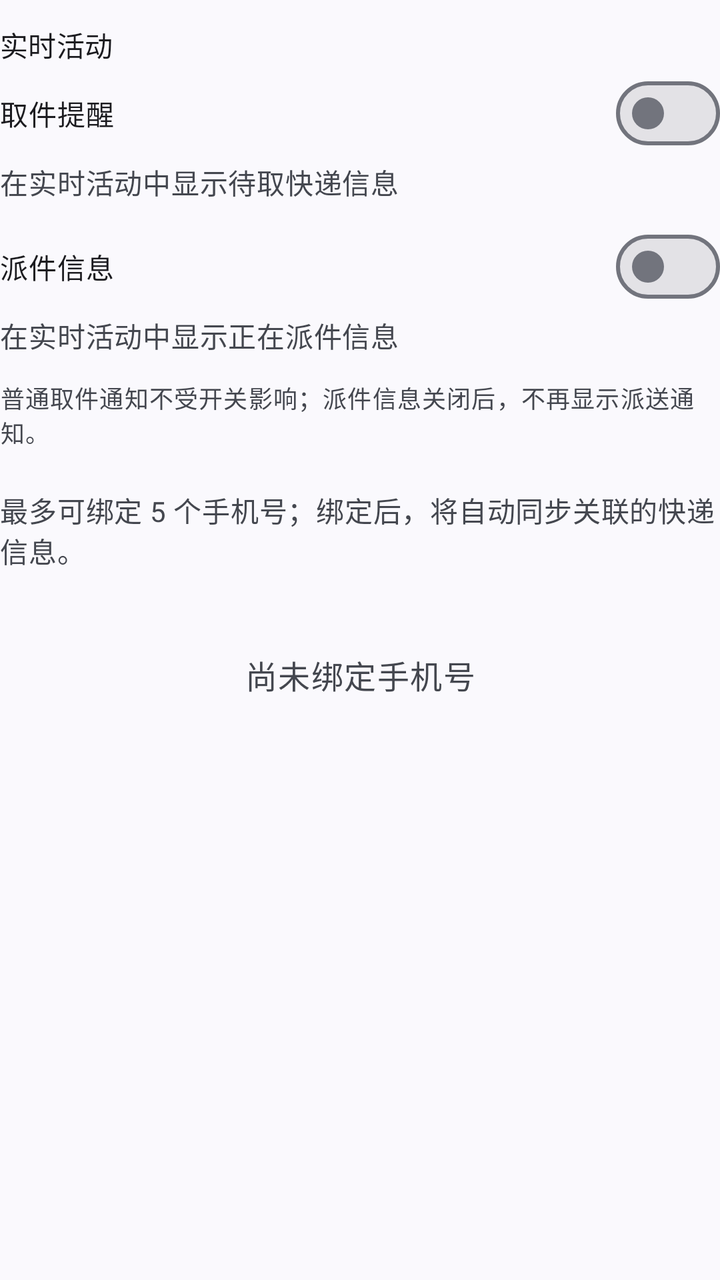
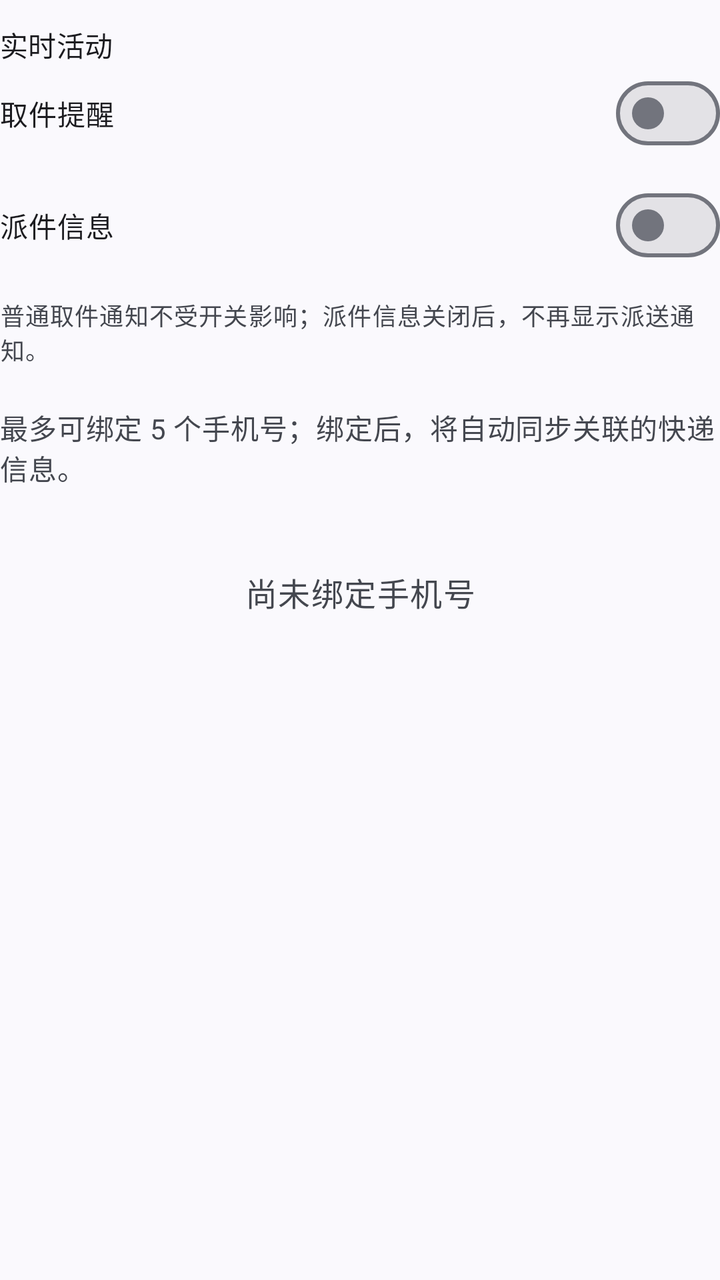

An Android layout rendered at two revisions. The XML below is the earlier revision; the diff shows what the commit changed to produce the second picture.
<!-- AndroidManifest.xml: application theme AppTheme -->
<!-- res/layout/header_express_manager.xml -->
<?xml version="1.0" encoding="utf-8"?>
<LinearLayout xmlns:android="http://schemas.android.com/apk/res/android"
    android:layout_width="match_parent"
    android:layout_height="wrap_content"
    android:orientation="vertical"
    android:paddingTop="12dp"
    android:paddingBottom="20dp">

    <TextView
        android:layout_width="match_parent"
        android:layout_height="wrap_content"
        android:accessibilityHeading="true"
        android:text="@string/live_activities"
        android:textAppearance="@style/TextAppearance.Material3.TitleSmall"
        android:textColor="?attr/colorOnSurface" />

    <com.google.android.material.materialswitch.MaterialSwitch
        android:id="@+id/live_pickup"
        android:layout_width="match_parent"
        android:layout_height="wrap_content"
        android:minHeight="48dp"
        android:text="@string/live_pickup" />

    <TextView
        android:layout_width="match_parent"
        android:layout_height="wrap_content"
        android:text="@string/live_pickup_summary"
        android:textAppearance="@style/TextAppearance.Material3.BodyMedium"
        android:textColor="?attr/colorOnSurfaceVariant" />

    <com.google.android.material.materialswitch.MaterialSwitch
        android:id="@+id/live_delivery"
        android:layout_width="match_parent"
        android:layout_height="wrap_content"
        android:minHeight="48dp"
        android:layout_marginTop="8dp"
        android:text="@string/live_delivery" />

    <TextView
        android:layout_width="match_parent"
        android:layout_height="wrap_content"
        android:text="@string/live_delivery_summary"
        android:textAppearance="@style/TextAppearance.Material3.BodyMedium"
        android:textColor="?attr/colorOnSurfaceVariant" />

    <TextView
        android:layout_width="match_parent"
        android:layout_height="wrap_content"
        android:layout_marginTop="12dp"
        android:text="@string/live_notification_effects"
        android:textAppearance="@style/TextAppearance.Material3.BodySmall"
        android:textColor="?attr/colorOnSurfaceVariant" />

    <TextView
        android:id="@+id/tv_setting_title"
        android:layout_width="match_parent"
        android:layout_height="wrap_content"
        android:layout_marginTop="20dp"
        android:text="@string/card_sub_bind_tips_title_2"
        android:textAppearance="@style/TextAppearance.Material3.BodyMedium"
        android:textColor="?attr/colorOnSurfaceVariant" />

    <TextView
        android:id="@+id/phone_empty"
        android:layout_width="match_parent"
        android:layout_height="wrap_content"
        android:layout_marginTop="20dp"
        android:minHeight="64dp"
        android:gravity="center"
        android:text="@string/no_bound_phone"
        android:textAppearance="@style/TextAppearance.Material3.BodyLarge"
        android:textColor="?attr/colorOnSurfaceVariant" />
</LinearLayout>
<!-- resources referenced by this layout -->
<resources>
  <string name="card_sub_bind_tips_title_2">最多可绑定 5 个手机号；绑定后，将自动同步关联的快递信息。</string>
  <string name="live_activities">实时活动</string>
  <string name="live_delivery">派件信息</string>
  <string name="live_delivery_summary">在实时活动中显示正在派件信息</string>
  <string name="live_notification_effects">普通取件通知不受开关影响；派件信息关闭后，不再显示派送通知。</string>
  <string name="live_pickup">取件提醒</string>
  <string name="live_pickup_summary">在实时活动中显示待取快递信息</string>
  <string name="no_bound_phone">尚未绑定手机号</string>
  <style name="AppTheme" parent="Theme.Material3.DynamicColors.DayNight.NoActionBar">
          <item name="android:fontFamily">sans-serif</item>
          <item name="android:windowActionModeOverlay">true</item>
          <item name="android:statusBarColor">@android:color/transparent</item>
          <item name="android:navigationBarColor">@android:color/transparent</item>
          <item name="android:windowLightStatusBar">?attr/isLightTheme</item>
          <item name="android:windowLightNavigationBar">?attr/isLightTheme</item>
          <item name="android:windowBackground">?attr/colorSurface</item>
          <item name="materialAlertDialogTheme">@style/ThemeOverlay.Material3.MaterialAlertDialog</item>
      </style>
</resources>

<!-- the commit's change to res/layout/header_express_manager.xml (unified diff, before → after) -->
@@ -19,14 +19,9 @@
         android:layout_width="match_parent"
         android:layout_height="wrap_content"
         android:minHeight="48dp"
+        android:paddingTop="8dp"
+        android:paddingBottom="8dp"
         android:text="@string/live_pickup" />
-
-    <TextView
-        android:layout_width="match_parent"
-        android:layout_height="wrap_content"
-        android:text="@string/live_pickup_summary"
-        android:textAppearance="@style/TextAppearance.Material3.BodyMedium"
-        android:textColor="?attr/colorOnSurfaceVariant" />
 
     <com.google.android.material.materialswitch.MaterialSwitch
         android:id="@+id/live_delivery"
@@ -34,14 +29,9 @@
         android:layout_height="wrap_content"
         android:minHeight="48dp"
         android:layout_marginTop="8dp"
+        android:paddingTop="8dp"
+        android:paddingBottom="8dp"
         android:text="@string/live_delivery" />
-
-    <TextView
-        android:layout_width="match_parent"
-        android:layout_height="wrap_content"
-        android:text="@string/live_delivery_summary"
-        android:textAppearance="@style/TextAppearance.Material3.BodyMedium"
-        android:textColor="?attr/colorOnSurfaceVariant" />
 
     <TextView
         android:layout_width="match_parent"
<!-- resource entries referenced after the edit -->
@@ -3,10 +3,8 @@
   <string name="card_sub_bind_tips_title_2">最多可绑定 5 个手机号；绑定后，将自动同步关联的快递信息。</string>
   <string name="live_activities">实时活动</string>
   <string name="live_delivery">派件信息</string>
-  <string name="live_delivery_summary">在实时活动中显示正在派件信息</string>
   <string name="live_notification_effects">普通取件通知不受开关影响；派件信息关闭后，不再显示派送通知。</string>
   <string name="live_pickup">取件提醒</string>
-  <string name="live_pickup_summary">在实时活动中显示待取快递信息</string>
   <string name="no_bound_phone">尚未绑定手机号</string>
   <style name="AppTheme" parent="Theme.Material3.DynamicColors.DayNight.NoActionBar">
           <item name="android:fontFamily">sans-serif</item>
